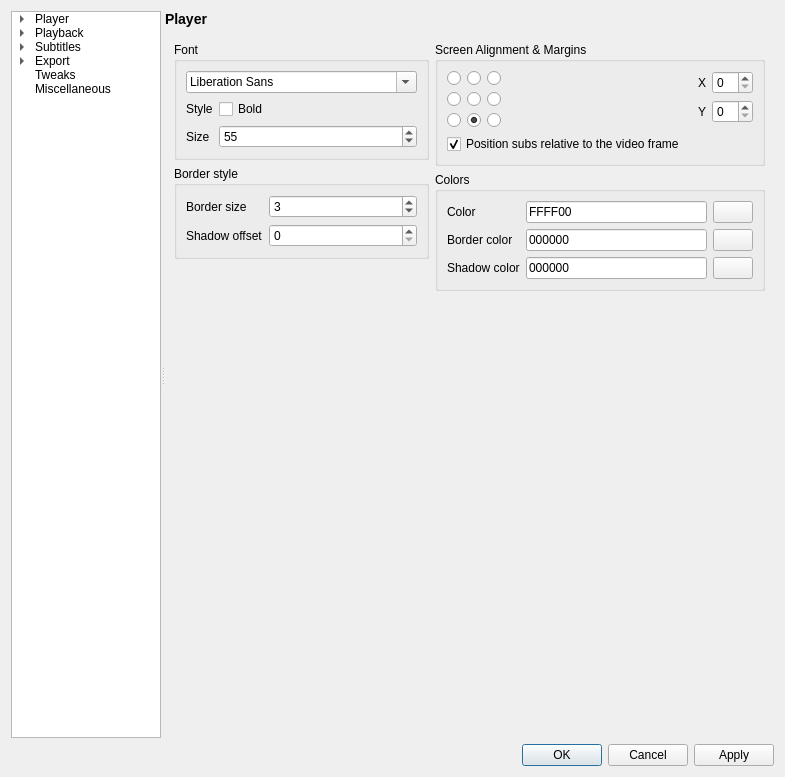
The window that settingswindow.ui (mpc-qt/mpc-qt) describes before a commit, drawn with Qt 5.
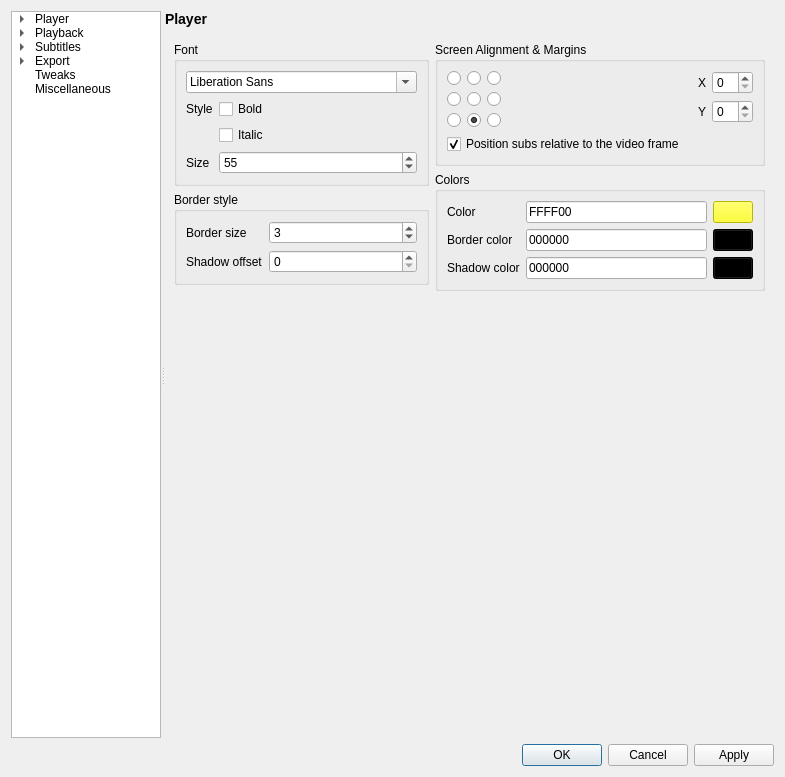
The same window after the commit. The open tabs and pages were chosen to show the change.

Commit message:
settingswindow: implement subtitle styling options
But only for the unstyled subs.

Fixes #73.

Patch:
```diff
--- a/settingswindow.ui
+++ b/settingswindow.ui
@@ -5065,14 +5065,14 @@
                     </property>
                    </widget>
                   </item>
-                  <item row="1" column="0">
+                  <item row="2" column="0">
                    <widget class="QLabel" name="label_19">
                     <property name="text">
                      <string>Size</string>
                     </property>
                    </widget>
                   </item>
-                  <item row="1" column="1">
+                  <item row="2" column="1">
                    <widget class="QSpinBox" name="fontSize">
                     <property name="maximum">
                      <number>9000</number>
@@ -5082,6 +5082,13 @@
                     </property>
                    </widget>
                   </item>
+                  <item row="1" column="1">
+                   <widget class="QCheckBox" name="fontItalic">
+                    <property name="text">
+                     <string>Italic</string>
+                    </property>
+                   </widget>
+                  </item>
                  </layout>
                 </item>
                </layout>
@@ -5304,6 +5311,9 @@
                   </item>
                   <item>
                    <widget class="QPushButton" name="subsColorPick">
+                    <property name="styleSheet">
+                     <string notr="true">background: #FFFF00;</string>
+                    </property>
                     <property name="text">
                      <string/>
                     </property>
@@ -5332,6 +5342,9 @@
                   </item>
                   <item>
                    <widget class="QPushButton" name="subsBorderColorPick">
+                    <property name="styleSheet">
+                     <string notr="true">background: #000000;</string>
+                    </property>
                     <property name="text">
                      <string/>
                     </property>
@@ -5360,6 +5373,9 @@
                   </item>
                   <item>
                    <widget class="QPushButton" name="subsShadowColorPick">
+                    <property name="styleSheet">
+                     <string notr="true">background: #000000;</string>
+                    </property>
                     <property name="text">
                      <string/>
                     </property>
```
Left out of the diff: 4 changed lines with no effect on the pictures. The commit also changes 5 other files.
